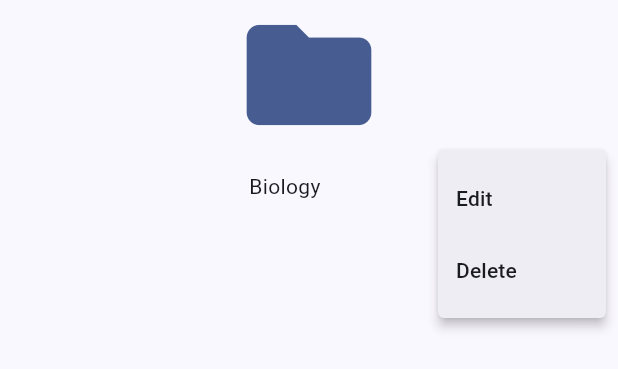
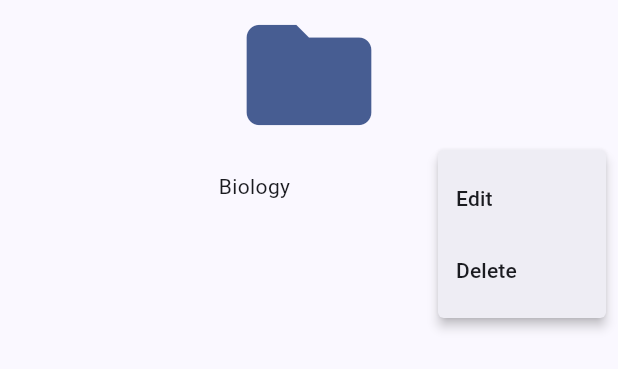
Before and after one commit to Majd-Haj-Hmedy/spaced-repetition, a Flutter app: the FolderItem widget shown alone on an empty page, opened directly with sample values from the repository, after a tap on the "more vert" icon, on a phone screen of 412 x 824 dp. Shown: the top 369 px of the screen. Run offline on Flutter 3.47's test engine with Material 2 defaults, Android fonts, the phone set to English and light mode, and no system bars; our stand-ins replace flutter_riverpod.

Commit message:
Cleaned some old code and did some styling

```diff
--- a/lib/widgets/folders/folder_item.dart
+++ b/lib/widgets/folders/folder_item.dart
@@ -40,7 +40,7 @@ class FolderItem extends ConsumerWidget {
       builder: (context) => AlertDialog(
         title: const Text('Delete Folder'),
         content: const Text(
-            'This folder and its content can NOT be retrieved, do you want to proceed?'),
+            'This folder and its content can NOT be retrieved\nDo you want to proceed?'),
         actions: [
           TextButton(
             onPressed: () => Navigator.pop(context),
@@ -51,6 +51,9 @@ class FolderItem extends ConsumerWidget {
               _deleteFolder();
               Navigator.pop(context);
             },
+            style: ElevatedButton.styleFrom(
+              foregroundColor: Theme.of(context).colorScheme.error,
+            ),
             child: const Text('Delete'),
           ),
         ],
@@ -73,16 +76,15 @@ class FolderItem extends ConsumerWidget {
             size: 100,
           ),
           Row(
+            mainAxisAlignment: MainAxisAlignment.spaceBetween,
             children: [
+              // FIXME: Text is not centered
               const Spacer(),
-              Padding(
-                padding: const EdgeInsets.only(left: 16),
-                child: SizedBox(
-                  width: 80,
-                  child: Text(
-                    folder.name,
-                    textAlign: TextAlign.center,
-                  ),
+              Flexible(
+                child: Text(
+                  folder.name,
+                  textAlign: TextAlign.center,
+                  maxLines: 2,
                 ),
               ),
               const Spacer(),
```
Also changed, not shown: lib/widgets/folders/folder_dialog.dart (+11 -0 lines).
